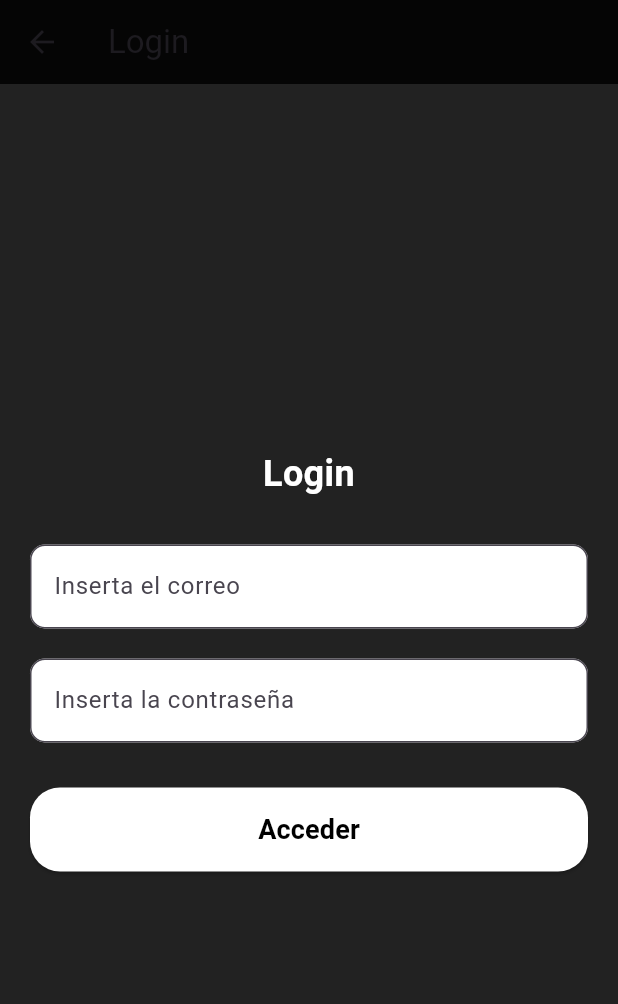
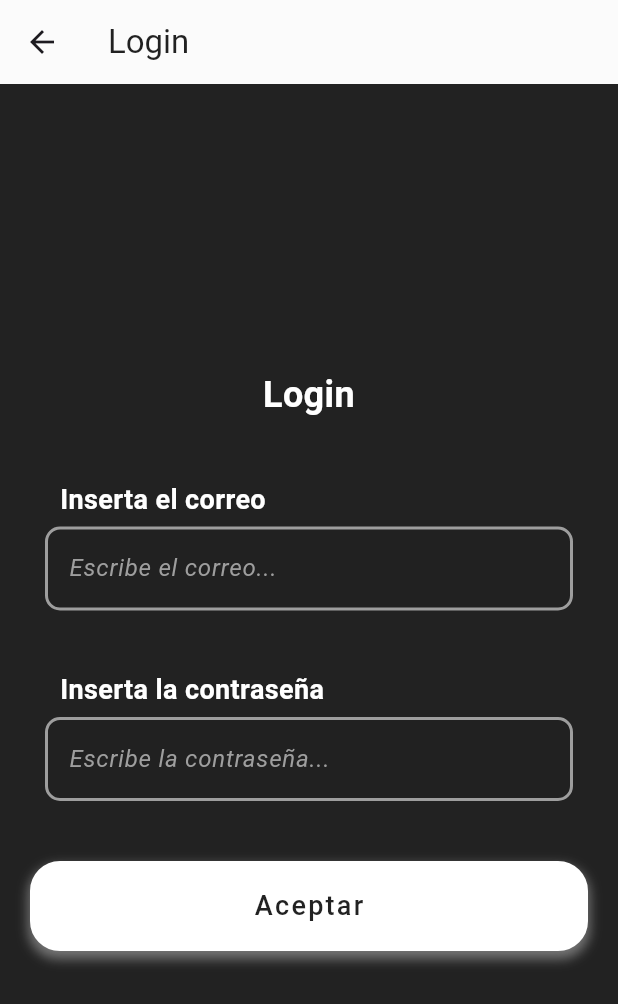
Before and after one commit to Geremias22/Red_Social, a Flutter app: the screen it shows after launch, after a tap on "Login", on a phone screen of 412 x 824 dp. Shown: the top 1004 px of the screen. Run offline on Flutter 3.47's test engine with Material 3 defaults, Android fonts, the phone set to English and light mode, and no system bars; our stand-ins replace hive, hive_flutter; accounts and stored records are empty.

Commit message:
Cambio y ajustes con los componentes

```diff
--- a/red_social/lib/componentes/botones.dart
+++ b/red_social/lib/componentes/botones.dart
@@ -37,13 +37,15 @@ class _BotonesState extends State<Botones> {
             ],
           ),
           padding: const EdgeInsets.symmetric(vertical: 15, horizontal: 25),
-          child: Text(
-            widget.textBoton,
-            style: TextStyle(
-              color: Colors.black87, // Texto oscuro para contrastar con el botón blanco
-              fontSize: 18,
-              fontWeight: FontWeight.bold,
-              letterSpacing: 1.5,
+          child: Center(
+            child: Text(
+              widget.textBoton,
+              style: TextStyle(
+                color: Colors.black87, // Texto oscuro para contrastar con el botón blanco
+                fontSize: isHovering ? 18 : 18,
+                fontWeight: isHovering ? FontWeight.w900 : FontWeight.w500,
+                letterSpacing: 1.5,
+              ),
             ),
           ),
         ),
--- /dev/null
+++ b/red_social/lib/componentes/custom_appbar.dart
@@ -0,0 +1,22 @@
+import 'package:flutter/material.dart';
+
+class CustomAppBar extends StatelessWidget implements PreferredSizeWidget {
+  final String title;
+
+  const CustomAppBar({super.key, required this.title});
+
+  @override
+  Widget build(BuildContext context) {
+    return AppBar(
+      title: Text(
+        title,
+        style: const TextStyle(color: Colors.black87),
+      ),
+      backgroundColor: const Color.fromARGB(255, 251, 251, 251),
+      elevation: 0,
+    );
+  }
+
+  @override
+  Size get preferredSize => const Size.fromHeight(kToolbarHeight);
+}
--- a/red_social/lib/componentes/input_text.dart
+++ b/red_social/lib/componentes/input_text.dart
@@ -4,7 +4,7 @@ class InputText extends StatelessWidget {
   final String textEtiqueta;
   final String? textHint;
   final TextEditingController tecInput;
-  final bool invert;
+  final bool? invert;
   final bool? passwd;
 
   const InputText({
@@ -12,7 +12,7 @@ class InputText extends StatelessWidget {
     required this.textEtiqueta,
     this.textHint,
     required this.tecInput,
-    required this.invert,
+    this.invert,
     this.passwd,
   });
 
--- a/red_social/lib/paginas/Inicio/Crear_Cuenta.dart
+++ b/red_social/lib/paginas/Inicio/Crear_Cuenta.dart
@@ -1,5 +1,6 @@
 import 'package:flutter/material.dart';
 import 'package:red_social/componentes/botones.dart';
+import 'package:red_social/componentes/custom_appbar.dart';
 import 'package:red_social/componentes/input_text.dart';
 import 'package:red_social/paginas/Inicio/Index.dart';
 import 'package:red_social/paginas/Inicio/login.dart';
@@ -37,7 +38,8 @@ class _CrearCuentaState extends State<CrearCuenta> {
     }
 
     if (!validarCorreo(correo)) {
-      mostrarMensaje("Formato de correo inválido, debe se '@gmail.com' por ejemplo");
+      mostrarMensaje(
+          "Formato de correo inválido, debe se '@gmail.com' por ejemplo");
       return;
     }
 
@@ -79,14 +81,7 @@ class _CrearCuentaState extends State<CrearCuenta> {
   Widget build(BuildContext context) {
     return Scaffold(
       backgroundColor: Colors.black87,
-      appBar: AppBar(
-        title: const Text(
-          "Crear Cuenta",
-          style: TextStyle(color: Colors.black87),
-        ),
-        backgroundColor: const Color.fromARGB(167, 251, 251, 251),
-        elevation: 0,
-      ),
+      appBar: const CustomAppBar(title: "Crear Cuenta"),
       body: Padding(
         padding: const EdgeInsets.only(top: 0, left: 50, right: 50),
         child: SingleChildScrollView(
@@ -139,7 +134,8 @@ class _CrearCuentaState extends State<CrearCuenta> {
                 children: [
                   Botones(
                     textBoton: "Crear Cuenta",
-                    accionBoton: validarYCrearCuenta, // Validación antes de crear
+                    accionBoton:
+                        validarYCrearCuenta, // Validación antes de crear
                   ),
                   const SizedBox(height: 15),
                   Botones(
--- a/red_social/lib/paginas/Inicio/login.dart
+++ b/red_social/lib/paginas/Inicio/login.dart
@@ -1,4 +1,7 @@
 import 'package:flutter/material.dart';
+import 'package:red_social/componentes/botones.dart';
+import 'package:red_social/componentes/custom_appbar.dart';
+import 'package:red_social/componentes/input_text.dart';
 import 'Index.dart';
 
 void main() {
@@ -24,13 +27,10 @@ class Login extends StatelessWidget {
 
   @override
   Widget build(BuildContext context) {
+    TextEditingController tecCorreo = TextEditingController();
     return Scaffold(
       backgroundColor: Colors.black87,
-      appBar: AppBar(
-        title: const Text("Login"),
-        backgroundColor: Colors.black87,
-        elevation: 0,
-      ),
+      appBar: const CustomAppBar(title: "Login"),
       body: Padding(
         padding: const EdgeInsets.all(20.0),
         child: Column(
@@ -47,44 +47,15 @@ class Login extends StatelessWidget {
               ),
             ),
             const SizedBox(height: 30),
-            TextField(
-              decoration: InputDecoration(
-                labelText: "Inserta el correo",
-                filled: true,
-                fillColor: Colors.white,
-                border: OutlineInputBorder(
-                  borderRadius: BorderRadius.circular(10),
-                ),
-              ),
-            ),
+
+            InputText(textEtiqueta: "Inserta el correo", tecInput: tecCorreo, textHint: "Escribe el correo...",),
+
             const SizedBox(height: 20),
-            TextField(
-              obscureText: true,
-              decoration: InputDecoration(
-                labelText: "Inserta la contraseña",
-                filled: true,
-                fillColor: Colors.white,
-                border: OutlineInputBorder(
-                  borderRadius: BorderRadius.circular(10),
-                ),
-              ),
-            ),
+
+            InputText(textEtiqueta: "Inserta la contraseña", tecInput: tecCorreo, textHint: "Escribe la contraseña...",),
+
             const SizedBox(height: 30),
-            ElevatedButton(
-              onPressed: () {},
-              style: ElevatedButton.styleFrom(
-                backgroundColor: Colors.white,
-                foregroundColor: Colors.black,
-                shape: RoundedRectangleBorder(
-                  borderRadius: BorderRadius.circular(20),
-                ),
-                padding: const EdgeInsets.symmetric(vertical: 15),
-              ),
-              child: const Text(
-                "Acceder",
-                style: TextStyle(fontSize: 18, fontWeight: FontWeight.bold),
-              ),
-            ),
+            Botones(textBoton: "Aceptar", accionBoton: (){})
           ],
         ),
       ),
```
Also changed, not shown: red_social/pubspec.lock.
